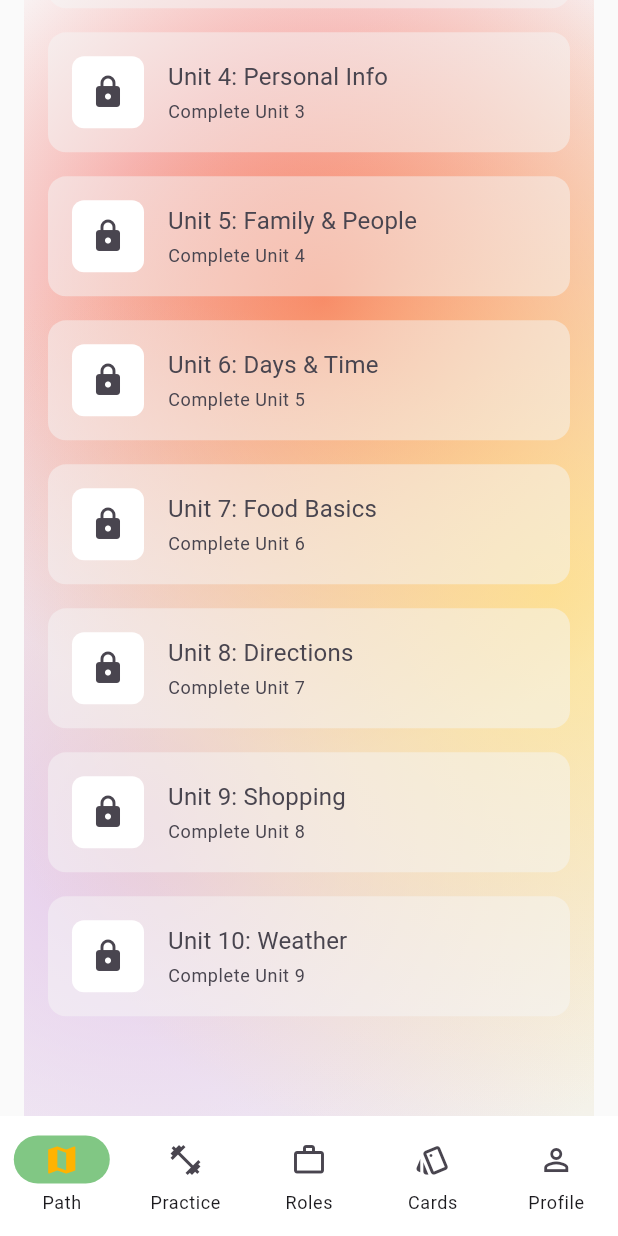
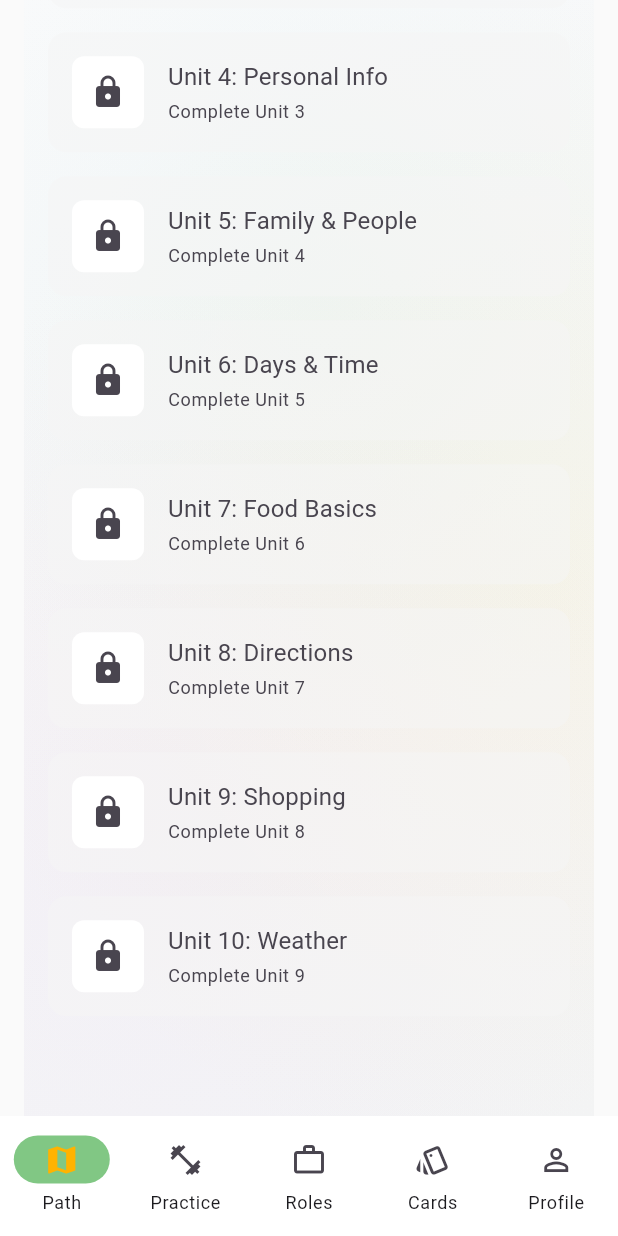
Before and after one commit to Shahadat99x/LietuCoach_Lithuanian_A1_B2, a Flutter app: the screen it shows after launch, scrolled down 506 dp, on a phone screen of 412 x 824 dp. Run offline on Flutter 3.47's test engine with Material 3 defaults, Android fonts, the phone set to English and light mode, and no system bars; our stand-ins replace connectivity_plus, flutter_dotenv, hive, hive_flutter, just_audio, pdf and 3 more; accounts and stored records are empty; statements that could not run were skipped.

Commit message:
chore(ui): remove aurora debug toggle

```diff
--- a/lib/design_system/aurora_background.dart
+++ b/lib/design_system/aurora_background.dart
@@ -10,18 +10,15 @@ class AuroraBackground extends StatelessWidget {
 
   @override
   Widget build(BuildContext context) {
-    // Debug toggle to verify visibility (remove before release)
-    const bool kDebugAurora = true;
-
     // Colors configuration (Subtle premium tints)
     // Adjust opacity for subtlety (0.06 - 0.12)
     // Tuned to 0.12 for better visibility on light backgrounds
-    const double opacity = kDebugAurora ? 0.8 : 0.12;
+    const double opacity = 0.12;
 
     // Top-Left (Cool Mint/Blue)
     final Color color1 = isDark
         ? const Color(0xFF004D40) // Dark Teal
-        : (kDebugAurora ? Colors.red : const Color(0xFFB2DFDB)); // Debug Red
+        : const Color(0xFFB2DFDB); // Light Teal
 
     // Center-Right (Soft Purple/Blue)
     final Color color2 = isDark
```
